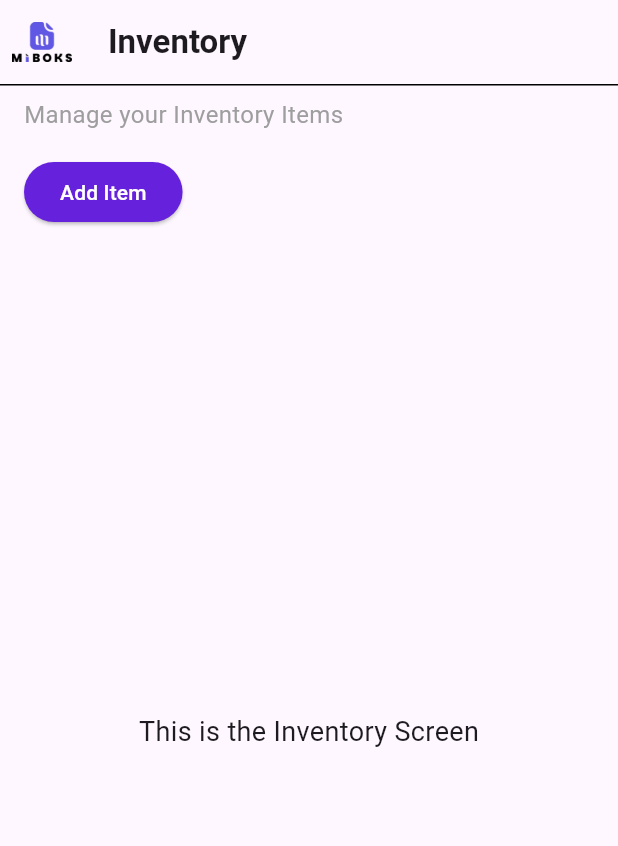
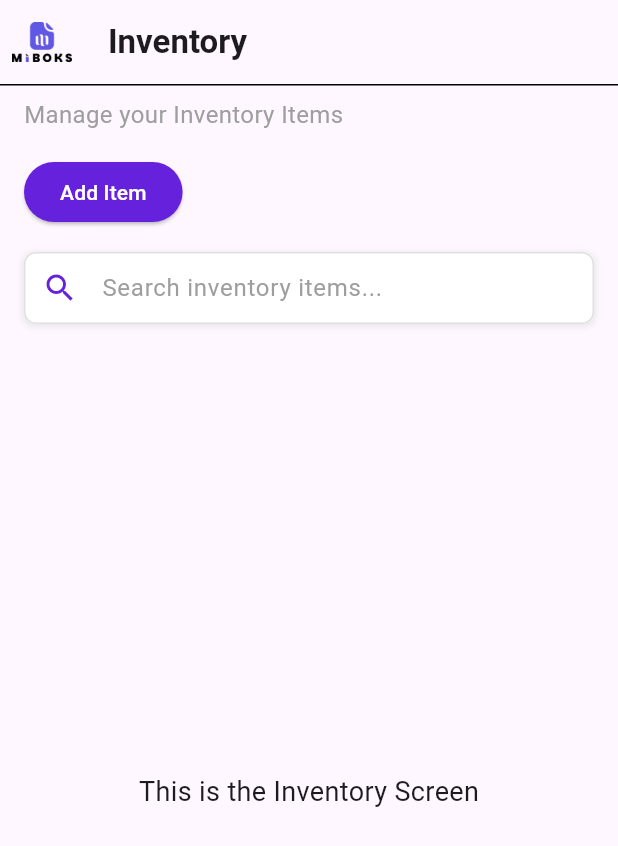
Before and after one commit to Chrisgentsl/miboks-millennialsierraleone, a Flutter app: the InventoryScreen screen opened directly, on a phone screen of 412 x 824 dp. Shown: the top 846 px of the screen. Run offline on Flutter 3.47's test engine with Material 3 defaults, Android fonts, the phone set to English and light mode, and no system bars; our stand-ins replace cloud_firestore, firebase_auth, firebase_core, shared_preferences; accounts and stored records are empty.

Commit message:
created a search widget for the inventoryscreen

```diff
--- a/lib/screens/inventory_screen.dart
+++ b/lib/screens/inventory_screen.dart
@@ -58,6 +58,49 @@ class InventoryScreen extends StatelessWidget {
               ),
             ),
           ),
+          // Search input widget
+          Padding(
+            padding: const EdgeInsets.all(16.0),
+            child: Container(
+              decoration: BoxDecoration(
+                color: Colors.white,
+                borderRadius: BorderRadius.circular(8.0),
+                boxShadow: [
+                  BoxShadow(
+                    color: Colors.grey.withOpacity(0.2),
+                    spreadRadius: 1,
+                    blurRadius: 3,
+                    offset: const Offset(0, 1),
+                  ),
+                ],
+              ),
+              child: TextField(
+                decoration: InputDecoration(
+                  hintText: 'Search inventory items...',
+                  hintStyle: const TextStyle(color: Colors.grey),
+                  prefixIcon: const Icon(Icons.search, color: Color(0xFF6621DC)),
+                  border: OutlineInputBorder(
+                    borderRadius: BorderRadius.circular(8.0),
+                    borderSide: BorderSide(color: Colors.grey.shade300),
+                  ),
+                  enabledBorder: OutlineInputBorder(
+                    borderRadius: BorderRadius.circular(8.0),
+                    borderSide: BorderSide(color: Colors.grey.shade300),
+                  ),
+                  focusedBorder: OutlineInputBorder(
+                    borderRadius: BorderRadius.circular(8.0),
+                    borderSide: const BorderSide(color: Color(0xFF6621DC)),
+                  ),
+                  contentPadding: const EdgeInsets.symmetric(vertical: 12.0),
+                  filled: true,
+                  fillColor: Colors.white,
+                ),
+                onChanged: (value) {
+                  // Search functionality will go here
+                },
+              ),
+            ),
+          ),
           Expanded(
             child: Center(
               child: Text(
```
